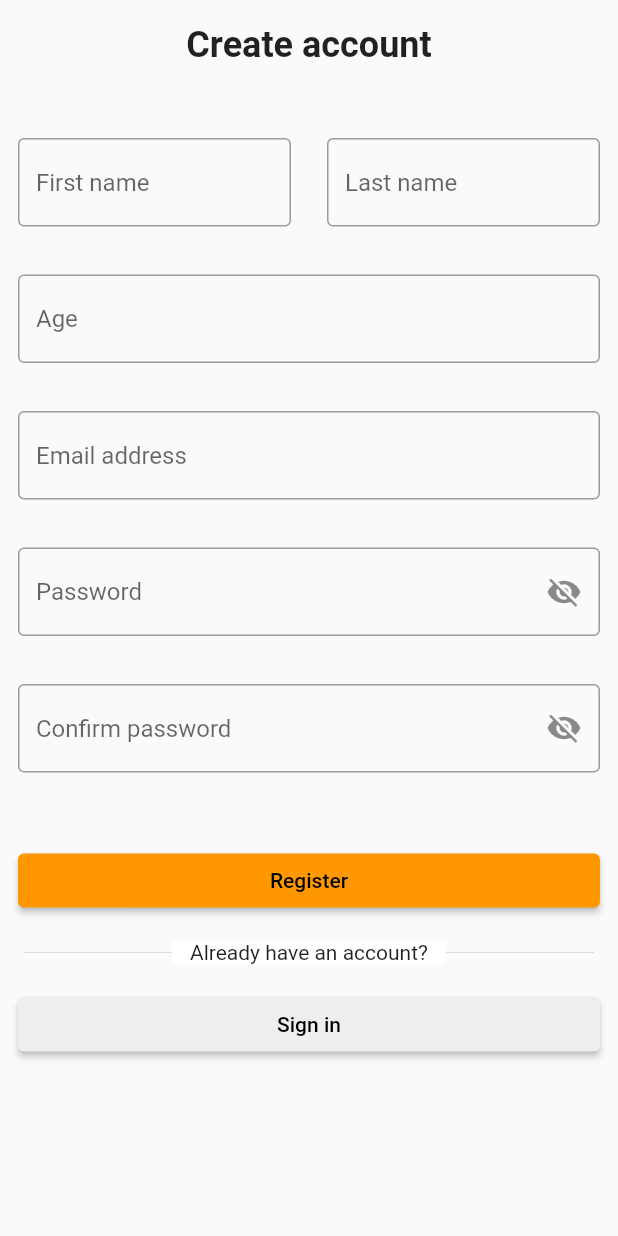
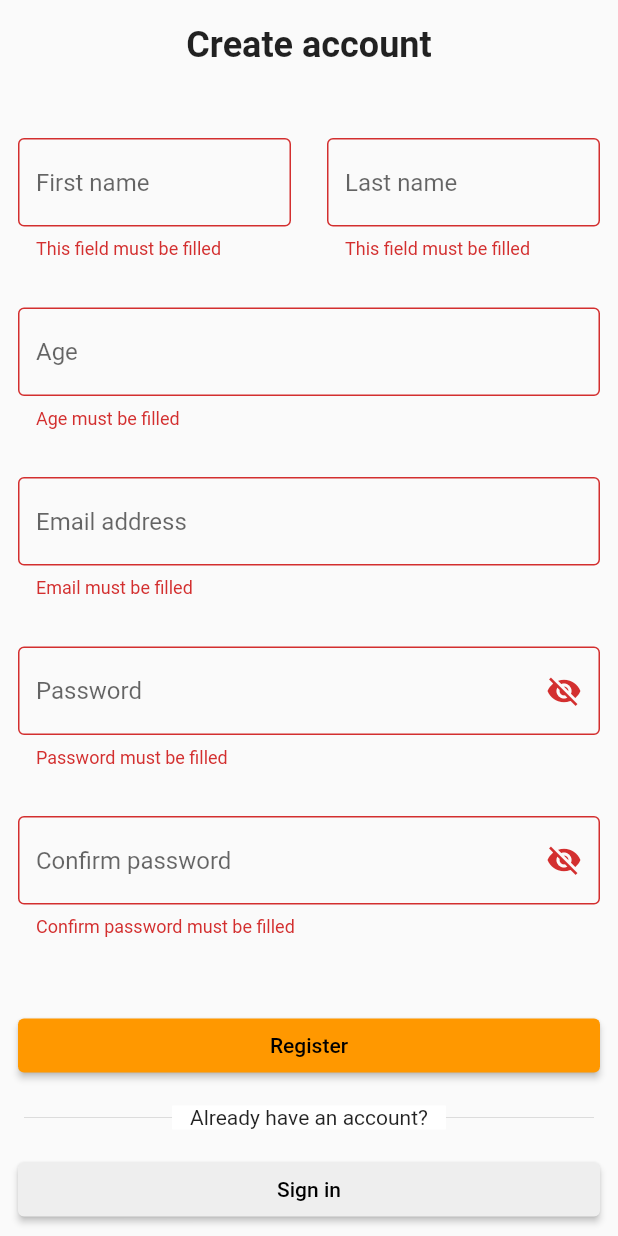
Before and after one commit to akunsecured/emezen_flutter, a Flutter app: the RegisterForm widget shown alone on an empty page, opened directly, after a tap on "Register", on a phone screen of 412 x 824 dp. Run offline on Flutter 3.47's test engine with Material 2 defaults, Android fonts, the phone set to English and light mode, and no system bars; our stand-ins replace dio, file_picker, fluttertoast, responsive_grid, shared_preferences; missing offline and left inert: jwt_io; accounts and stored records are empty.

Commit message:
Validation is implemented for RegisterForm.

```diff
--- a/lib/pages/register_form.dart
+++ b/lib/pages/register_form.dart
@@ -1,6 +1,7 @@
 import 'package:emezen/model/enums.dart';
 import 'package:emezen/model/user.dart';
 import 'package:emezen/provider/auth_provider.dart';
+import 'package:emezen/util/validation.dart';
 import 'package:emezen/widgets/bordered_text_field.dart';
 import 'package:emezen/widgets/loading_support_button.dart';
 import 'package:flutter/material.dart';
@@ -14,6 +15,8 @@ class RegisterForm extends StatefulWidget {
 }
 
 class _RegisterFormState extends State<RegisterForm> {
+  final GlobalKey<FormState> _registerFormKey = GlobalKey();
+
   late TextEditingController _firstNameController,
       _lastNameController,
       _ageController,
@@ -35,11 +38,11 @@ class _RegisterFormState extends State<RegisterForm> {
     print(Provider.of<AuthProvider>(context, listen: false).ping);
   }
 
-  void _navigateBack() {}
-
   @override
   Widget build(BuildContext context) {
-    return Column(
+    return Form(
+      key: _registerFormKey,
+      child: Column(
         mainAxisSize: MainAxisSize.min,
         children: [
           Container(
@@ -54,28 +57,49 @@ class _RegisterFormState extends State<RegisterForm> {
             children: [
               Expanded(
                 child: BorderedTextField(
-                  _firstNameController, 'First name', TextInputType.name),
+                  _firstNameController,
+                  'First name',
+                  TextInputType.name,
+                  validateFun: Validation.validatePartOfName,
+                ),
               ),
               Expanded(
                 child: BorderedTextField(
-                  _lastNameController, 'Last name', TextInputType.name),
+                  _lastNameController,
+                  'Last name',
+                  TextInputType.name,
+                  validateFun: Validation.validatePartOfName,
+                ),
               ),
             ],
           ),
-        BorderedTextField(_ageController, 'Age', TextInputType.number),
           BorderedTextField(
-            _emailController, 'Email address', TextInputType.emailAddress),
+            _ageController,
+            'Age',
+            TextInputType.number,
+            validateFun: Validation.validateAge,
+            numRegExp: Validation.ageRegExp,
+          ),
+          BorderedTextField(
+            _emailController,
+            'Email address',
+            TextInputType.emailAddress,
+            validateFun: Validation.validateEmail,
+          ),
           BorderedTextField(
             _passwordController,
             'Password',
             TextInputType.visiblePassword,
             passwordText: true,
+            validateFun: Validation.validatePassword,
           ),
           BorderedTextField(
             _confirmPasswordController,
             'Confirm password',
             TextInputType.visiblePassword,
             passwordText: true,
+            validateFun: (String? value) => Validation.validateConfirmPassword(
+                value, _passwordController.text),
           ),
           Container(
             width: double.infinity,
@@ -89,7 +113,7 @@ class _RegisterFormState extends State<RegisterForm> {
                   isLoading: isLoading,
                   text: 'Register',
                   onPressed: () async {
-                  bool success =
+                    if (_registerFormKey.currentState?.validate() ?? false) {
                       await Provider.of<AuthProvider>(context, listen: false)
                           .submit(UserWrapper(
                           user: User(
@@ -100,7 +124,7 @@ class _RegisterFormState extends State<RegisterForm> {
                               email: _emailController.text,
                               password: _passwordController.text),
                           type: UserWrapperType.userDataWithCredentials));
-                  if (success) _navigateBack();
+                    }
                   },
                 ),
               ),
@@ -135,6 +159,7 @@ class _RegisterFormState extends State<RegisterForm> {
             ),
           )
         ],
+      ),
     );
   }
 }
--- a/lib/util/validation.dart
+++ b/lib/util/validation.dart
@@ -3,6 +3,7 @@ class Validation {
       r'^(([^<>()[\]\\.,;:\s@\"]+(\.[^<>()[\]\\.,;:\s@\"]+)*)|(\".+\"))@((\[[0-9]{1,3}\.[0-9]{1,3}\.[0-9]{1,3}\.[0-9]{1,3}\])|(([a-zA-Z\-0-9]+\.)+[a-zA-Z]{2,}))$');
   static RegExp passwordRegExp = RegExp(
       r'^(?=.*[0-9])(?=.*[a-z])(?=.*[A-Z])(?=.*[*.!@$%^&(){}[]:;<>,.?/~_+-=|\]).{8,64}$');
+  static RegExp ageRegExp = RegExp(r'^[0-9]{1,3}$');
 
   static String? validateEmail(String? value, {bool isNeeded = true}) {
     if (isNeeded && (value == null || value.isEmpty)) {
@@ -18,18 +19,25 @@ class Validation {
     if (isNeeded && (value == null || value.isEmpty)) {
       return 'Password must be filled';
     }
-    if (value != null && value.isNotEmpty && value.length < 6) {
-      return 'Password should be at least 6 characters';
+    if (value != null && value.isNotEmpty && value.length < 8) {
+      if (value.length < 8) {
+        return 'Password should be at least 8 characters';
+      }
+      if (value.length > 64) {
+        return 'Password should be at most 64 characters';
+      }
     }
     return null;
   }
 
-  static String? validateName(String? value, {bool isNeeded = true}) {
+  static String? validatePartOfName(String? value, {bool isNeeded = true}) {
     if (isNeeded && (value == null || value.isEmpty)) {
-      return 'Name must be filled';
+      return 'This field must be filled';
     }
-    if (value != null && value.isNotEmpty && value.length < 2) {
-      return 'Name should be at least 2 characters';
+    if (value != null && value.isNotEmpty) {
+      if (value.length > 100) {
+        return 'This field cannot be longer than 50 characters';
+      }
     }
     return null;
   }
@@ -46,8 +54,33 @@ class Validation {
     if (isNeeded && (value == null || value.isEmpty)) {
       return 'Phone number must be filled';
     }
-    if (value != null && value.isNotEmpty && value.length != 11) {
-      return 'Phone number must be 11 characters';
+    if (value != null && value.isNotEmpty) {
+      int? parsedNum = int.tryParse(value);
+      if (parsedNum == null) {
+        return 'Bad format for a number';
+      }
+      if (value.length != 11) {
+        return 'Phone number must be 11 characters';
+      }
+    }
+    return null;
+  }
+
+  static String? validateAge(String? value, {bool isNeeded = true}) {
+    if (isNeeded && (value == null || value.isEmpty)) {
+      return 'Age must be filled';
+    }
+    if (value != null && value.isNotEmpty) {
+      int? parsedNum = int.tryParse(value);
+      if (parsedNum == null) {
+        return 'Bad format for a number';
+      }
+      if (parsedNum < 13) {
+        return 'The number which was given for the age is too low';
+      }
+      if (parsedNum > 100) {
+        return 'The number which was given for the age is too high';
+      }
     }
     return null;
   }
```
Lines whose indentation alone changed are shown as unchanged.
